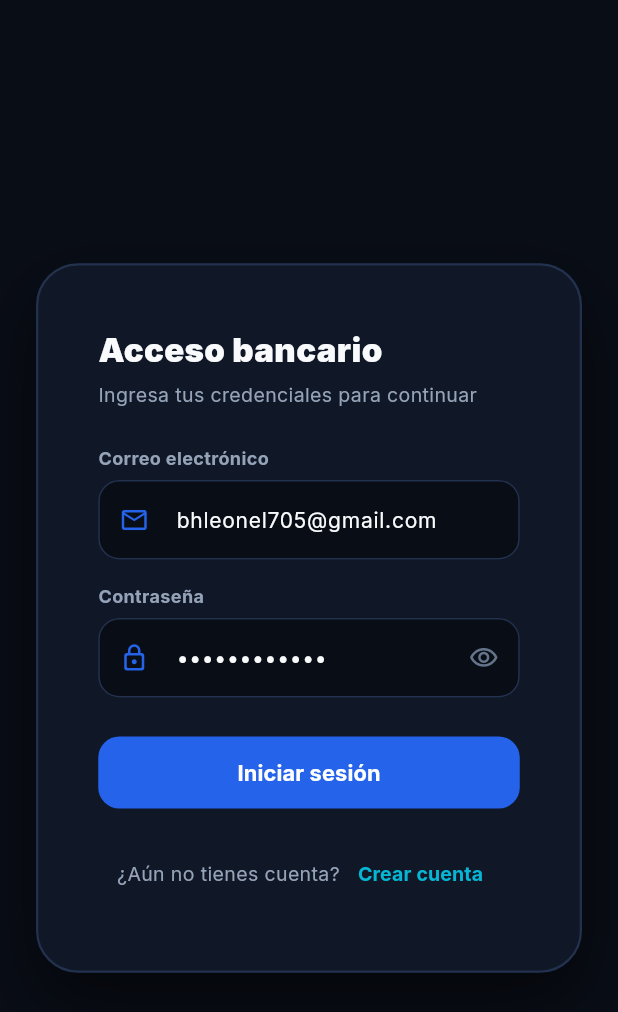
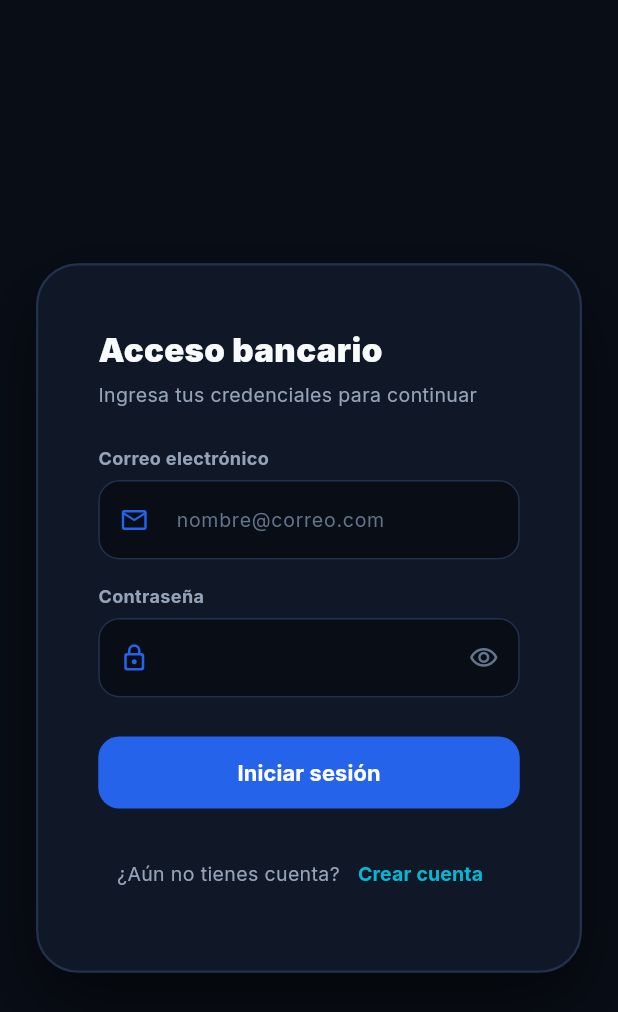
Before and after one commit to Leosdelrey1111/Frontend-GestoPago, a Flutter app: the screen it shows after launch, on a phone screen of 412 x 824 dp. Shown: the top 1012 px of the screen. Run offline on Flutter 3.47's test engine with Material 3 defaults, Android fonts, the phone set to English and light mode, and no system bars; our stand-ins replace dio, flutter_secure_storage, google_fonts, shared_preferences.

Commit message:
fix(security): quitar credenciales de prueba prellenadas en login_screen

```diff
--- a/lib/presentation/screens/login_screen.dart
+++ b/lib/presentation/screens/login_screen.dart
@@ -18,8 +18,8 @@ class LoginScreen extends StatefulWidget {
 class _LoginScreenState extends State<LoginScreen> {
   static const int _segundosEntreEnvios = 60;
 
-  final _correoController = TextEditingController(text: 'bhleonel705@gmail.com');
-  final _passwordController = TextEditingController(text: 'Password123!');
+  final _correoController = TextEditingController();
+  final _passwordController = TextEditingController();
   final _otpController = TextEditingController();
   final _formKey = GlobalKey<FormState>();
 
```
